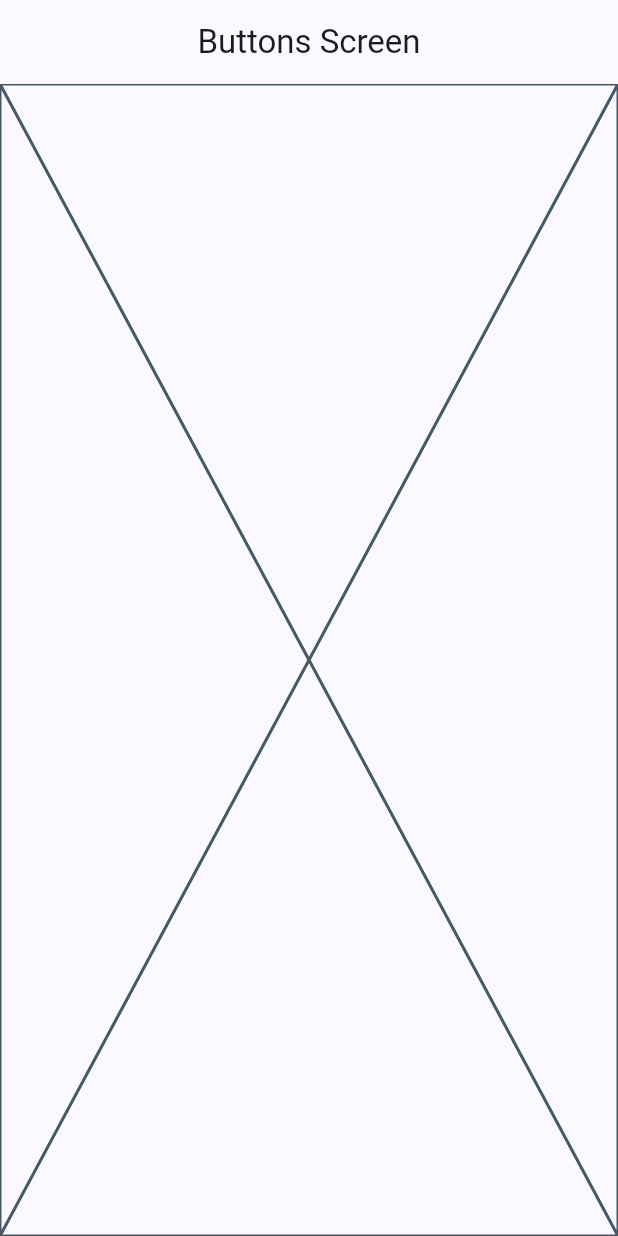
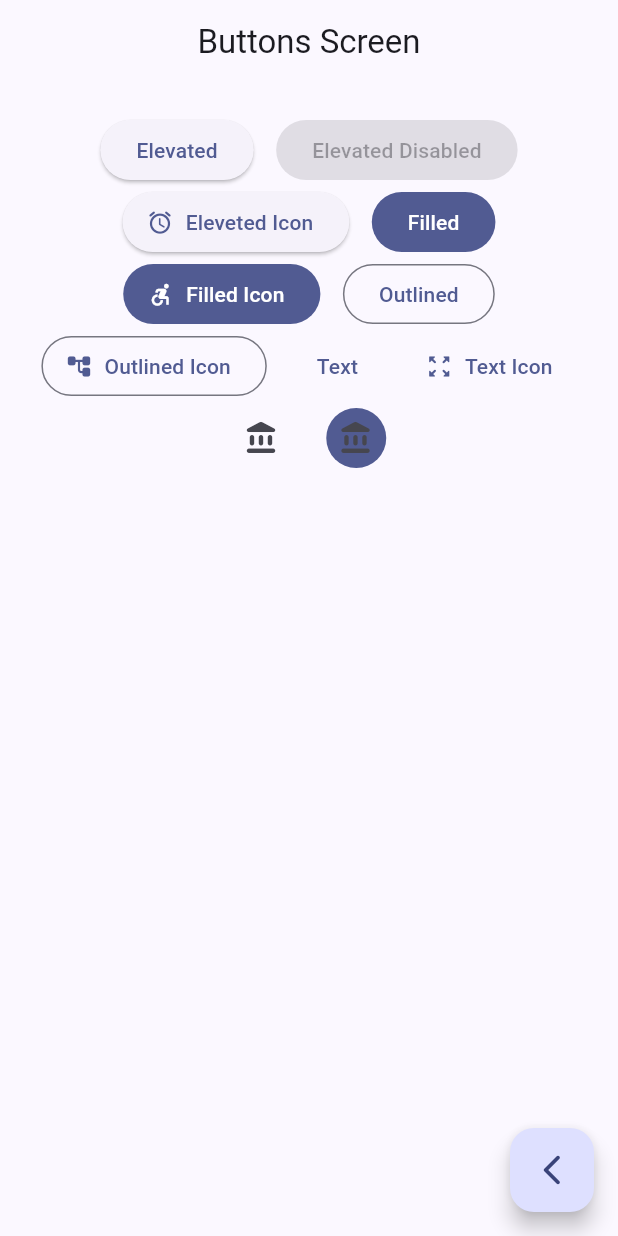
Before and after one commit to FisgHS/widgets_app, a Flutter app: the ButtonsScreen screen opened by its route, on a phone screen of 412 x 824 dp. Run offline on Flutter 3.47's test engine with Material 3 defaults, Android fonts, the phone set to English and light mode, and no system bars; our stand-ins replace go_router.

Commit message:
Create some buttons

```diff
--- a/lib/presentation/screens/buttons/buttons_screen.dart
+++ b/lib/presentation/screens/buttons/buttons_screen.dart
@@ -1,4 +1,5 @@
 import 'package:flutter/material.dart';
+import 'package:go_router/go_router.dart';
 
 class ButtonsScreen extends StatelessWidget {
 
@@ -12,7 +13,77 @@ class ButtonsScreen extends StatelessWidget {
       appBar: AppBar(
         title: const Text('Buttons Screen'),
       ),
-      body: const Placeholder(),
+      body: const _ButtonsView(),
+      floatingActionButton: FloatingActionButton(
+        child: const Icon( Icons.arrow_back_ios_new_rounded ),
+        onPressed: () {
+          context.pop();
+        },
+      ),
     );
   }
 }
+
+class _ButtonsView extends StatelessWidget {
+  const _ButtonsView( );
+
+  @override
+  Widget build(BuildContext context) {
+
+    final colors = Theme.of(context).colorScheme;
+
+    return SizedBox(
+      width: double.infinity,
+      child: Padding(
+        padding: const EdgeInsets.symmetric(horizontal: 10, vertical: 20),
+        child: Wrap(
+          spacing: 15,
+          alignment: WrapAlignment.center,
+          children: [
+            ElevatedButton( onPressed: () {}, child: const Text('Elevated') ),
+            const ElevatedButton( onPressed: null, child: Text('Elevated Disabled') ),
+
+            ElevatedButton.icon(
+              onPressed: () {},
+              icon: const Icon(Icons.access_alarm_rounded),
+              label: const Text('Eleveted Icon')
+            ),
+
+            FilledButton(onPressed: () {}, child: const Text('Filled')),
+            FilledButton.icon(
+              onPressed: () {},
+              icon: const Icon(Icons.accessible_forward),
+              label: const Text('Filled Icon')
+            ),
+
+            OutlinedButton(onPressed: () {}, child: const Text('Outlined')),
+            OutlinedButton.icon(
+              onPressed: () {},
+              icon: const Icon( Icons.account_tree_rounded ),
+              label: const Text('Outlined Icon')
+            ),
+
+            TextButton(onPressed: () {}, child: const Text('Text')),
+            TextButton.icon(
+              onPressed: () {},
+              icon: const Icon( Icons.zoom_out_map_rounded ),
+              label: const Text('Text Icon')
+            ),
+
+            IconButton(onPressed: () {}, icon: const Icon( Icons.account_balance_rounded )),
+            IconButton(
+              onPressed: () {},
+              icon: const Icon( Icons.account_balance_rounded ),
+              style: ButtonStyle(
+                backgroundColor: MaterialStatePropertyAll(colors.primary),
+              ),
+            ),
+
+            // Todo: Custom Button
+
+          ],
+        ),
+      ),
+    );
+  }
+}
```
